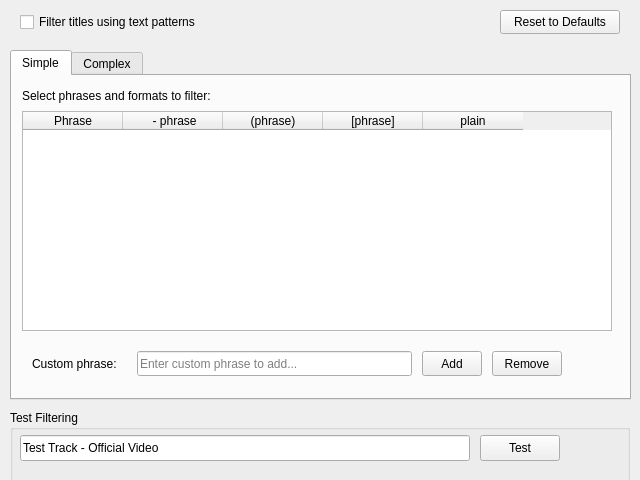
This is nowplaying/resources/ui/filter.ui in whatsnowplaying/whats-now-playing as Qt 5 draws it before an edit. The edited form follows.
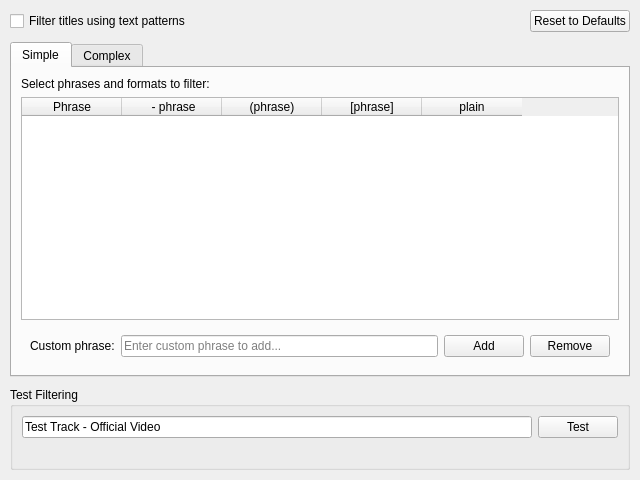
This is the edited form.

```diff
--- a/nowplaying/resources/ui/filter.ui
+++ b/nowplaying/resources/ui/filter.ui
@@ -13,28 +13,37 @@
   <property name="windowTitle">
    <string>Filter</string>
   </property>
+  <layout class="QVBoxLayout" name="main_layout">
+   <property name="margin">
+    <number>10</number>
+   </property>
+   <property name="spacing">
+    <number>10</number>
+   </property>
+   <item>
+    <layout class="QHBoxLayout" name="top_layout">
+     <item>
   <widget class="QCheckBox" name="stripextras_checkbox">
-   <property name="geometry">
-    <rect>
-     <x>20</x>
-     <y>10</y>
-     <width>271</width>
-     <height>24</height>
-    </rect>
-   </property>
    <property name="text">
     <string>Filter titles using text patterns</string>
    </property>
   </widget>
+     </item>
+     <item>
+      <spacer>
+       <property name="orientation">
+        <enum>Qt::Horizontal</enum>
+       </property>
+       <property name="sizeHint" stdset="0">
+        <size>
+         <width>40</width>
+         <height>20</height>
+        </size>
+       </property>
+      </spacer>
+     </item>
+     <item>
   <widget class="QPushButton" name="reset_to_defaults_button">
-   <property name="geometry">
-    <rect>
-     <x>500</x>
-     <y>10</y>
-     <width>120</width>
-     <height>24</height>
-    </rect>
-   </property>
    <property name="text">
     <string>Reset to Defaults</string>
    </property>
@@ -42,15 +51,11 @@
     <string>Reset all filter settings (simple and complex) to defaults</string>
    </property>
   </widget>
+     </item>
+    </layout>
+   </item>
+   <item>
   <widget class="QTabWidget" name="filter_tabs">
-   <property name="geometry">
-    <rect>
-     <x>10</x>
-     <y>50</y>
-     <width>621</width>
-     <height>350</height>
-    </rect>
-   </property>
    <property name="currentIndex">
     <number>0</number>
    </property>
@@ -58,14 +63,21 @@
     <attribute name="title">
      <string>Simple</string>
     </attribute>
+      <layout class="QVBoxLayout" name="simple_tab_layout">
+       <item>
+        <widget class="QLabel" name="phrases_label">
+         <property name="text">
+          <string>Select phrases and formats to filter:</string>
+         </property>
+        </widget>
+       </item>
+       <item>
     <widget class="QTableWidget" name="phrases_table">
-     <property name="geometry">
-      <rect>
-       <x>10</x>
-       <y>35</y>
-       <width>590</width>
-       <height>220</height>
-      </rect>
+         <property name="sizePolicy">
+          <sizepolicy hsizetype="Expanding" vsizetype="Expanding">
+           <horstretch>0</horstretch>
+           <verstretch>1</verstretch>
+          </sizepolicy>
      </property>
      <property name="alternatingRowColors">
       <bool>true</bool>
@@ -102,111 +114,85 @@
       </property>
      </column>
     </widget>
-    <widget class="QLabel" name="phrases_label">
-     <property name="geometry">
-      <rect>
-       <x>10</x>
-       <y>10</y>
-       <width>400</width>
-       <height>20</height>
-      </rect>
-     </property>
-     <property name="text">
-      <string>Select phrases and formats to filter:</string>
-     </property>
-    </widget>
+       </item>
+       <item>
     <widget class="QWidget" name="custom_phrase_widget" native="true">
-     <property name="geometry">
-      <rect>
-       <x>10</x>
-       <y>270</y>
-       <width>590</width>
-       <height>35</height>
-      </rect>
-     </property>
+         <layout class="QHBoxLayout" name="custom_phrase_layout">
+          <item>
+           <widget class="QLabel" name="custom_phrase_label">
+            <property name="text">
+             <string>Custom phrase:</string>
+            </property>
+            <property name="alignment">
+             <set>Qt::AlignLeading|Qt::AlignLeft|Qt::AlignVCenter</set>
+            </property>
+           </widget>
+          </item>
+          <item>
      <widget class="QLineEdit" name="custom_phrase_input">
-      <property name="geometry">
-       <rect>
-        <x>115</x>
-        <y>5</y>
-        <width>275</width>
-        <height>25</height>
-       </rect>
-      </property>
       <property name="placeholderText">
        <string>Enter custom phrase to add...</string>
       </property>
      </widget>
+          </item>
+          <item>
      <widget class="QPushButton" name="add_custom_phrase_button">
-      <property name="geometry">
-       <rect>
-        <x>400</x>
-        <y>5</y>
-        <width>60</width>
-        <height>25</height>
-       </rect>
-      </property>
       <property name="text">
        <string>Add</string>
       </property>
      </widget>
+          </item>
+          <item>
      <widget class="QPushButton" name="remove_custom_phrase_button">
-      <property name="geometry">
-       <rect>
-        <x>470</x>
-        <y>5</y>
-        <width>70</width>
-        <height>25</height>
-       </rect>
-      </property>
       <property name="text">
        <string>Remove</string>
       </property>
      </widget>
-     <widget class="QLabel" name="custom_phrase_label">
-      <property name="geometry">
-       <rect>
-        <x>10</x>
-        <y>5</y>
-        <width>100</width>
-        <height>25</height>
-       </rect>
-      </property>
-      <property name="text">
-       <string>Custom phrase:</string>
-      </property>
-      <property name="alignment">
-       <set>Qt::AlignLeading|Qt::AlignLeft|Qt::AlignVCenter</set>
-      </property>
-     </widget>
-    </widget>
+          </item>
+         </layout>
+        </widget>
+       </item>
+      </layout>
    </widget>
    <widget class="QWidget" name="complex_tab">
     <attribute name="title">
      <string>Complex</string>
     </attribute>
+      <layout class="QVBoxLayout" name="complex_tab_layout">
+       <item>
+        <widget class="QTextBrowser" name="doclink">
+         <property name="sizePolicy">
+          <sizepolicy hsizetype="Expanding" vsizetype="Preferred">
+           <horstretch>0</horstretch>
+           <verstretch>0</verstretch>
+          </sizepolicy>
+         </property>
+         <property name="html">
+          <string>&lt;!DOCTYPE HTML PUBLIC &quot;-//W3C//DTD HTML 4.0//EN&quot; &quot;http://www.w3.org/TR/REC-html40/strict.dtd&quot;&gt;
+&lt;html&gt;&lt;head&gt;&lt;meta name=&quot;qrichtext&quot; content=&quot;1&quot; /&gt;&lt;style type=&quot;text/css&quot;&gt;
+p, li { white-space: pre-wrap; }
+&lt;/style&gt;&lt;/head&gt;&lt;body&gt;
+&lt;p style=&quot;margin-top:0px; margin-bottom:0px; margin-left:0px; margin-right:0px; -qt-block-indent:0; text-indent:0px&quot;&gt;See the &lt;a href=&quot;https://docs.python.org/3/howto/regex.html&quot;&gt;&lt;span style=&quot;text-decoration: underline; color: #0000ff&quot;&gt;Python Regular Expression &lt;/span&gt;&lt;/a&gt;documentation for syntax&lt;/p&gt;&lt;/body&gt;&lt;/html&gt;</string>
+         </property>
+         <property name="openExternalLinks">
+          <bool>true</bool>
+         </property>
+        </widget>
+       </item>
+       <item>
     <widget class="QListWidget" name="regex_list">
-     <property name="geometry">
-      <rect>
-       <x>10</x>
-       <y>70</y>
-       <width>590</width>
-       <height>181</height>
-      </rect>
+         <property name="sizePolicy">
+          <sizepolicy hsizetype="Expanding" vsizetype="Expanding">
+           <horstretch>0</horstretch>
+           <verstretch>1</verstretch>
+          </sizepolicy>
      </property>
      <property name="dragDropMode">
       <enum>QAbstractItemView::InternalMove</enum>
      </property>
     </widget>
-    <widget class="QWidget" name="complex_buttons_widget">
-     <property name="geometry">
-      <rect>
-       <x>10</x>
-       <y>265</y>
-       <width>590</width>
-       <height>31</height>
-      </rect>
-     </property>
+       </item>
+       <item>
      <layout class="QHBoxLayout" name="complex_buttons_layout">
       <item>
        <widget class="QPushButton" name="add_button">
@@ -233,76 +219,37 @@
        </widget>
       </item>
      </layout>
-    </widget>
-    <widget class="QTextBrowser" name="doclink">
-     <property name="geometry">
-      <rect>
-       <x>10</x>
-       <y>10</y>
-       <width>590</width>
-       <height>51</height>
-      </rect>
-     </property>
-     <property name="html">
-      <string>&lt;!DOCTYPE HTML PUBLIC &quot;-//W3C//DTD HTML 4.0//EN&quot; &quot;http://www.w3.org/TR/REC-html40/strict.dtd&quot;&gt;
-&lt;html&gt;&lt;head&gt;&lt;meta name=&quot;qrichtext&quot; content=&quot;1&quot; /&gt;&lt;style type=&quot;text/css&quot;&gt;
-p, li { white-space: pre-wrap; }
-&lt;/style&gt;&lt;/head&gt;&lt;body&gt;
-&lt;p style=&quot;margin-top:0px; margin-bottom:0px; margin-left:0px; margin-right:0px; -qt-block-indent:0; text-indent:0px&quot;&gt;See the &lt;a href=&quot;https://docs.python.org/3/howto/regex.html&quot;&gt;&lt;span style=&quot;text-decoration: underline; color: #0000ff&quot;&gt;Python Regular Expression &lt;/span&gt;&lt;/a&gt;documentation for syntax&lt;/p&gt;&lt;/body&gt;&lt;/html&gt;</string>
-     </property>
-     <property name="openExternalLinks">
-      <bool>true</bool>
-     </property>
+       </item>
+      </layout>
+     </widget>
     </widget>
-   </widget>
-  </widget>
+   </item>
+   <item>
   <widget class="QGroupBox" name="test_section_group">
-   <property name="geometry">
-    <rect>
-     <x>10</x>
-     <y>410</y>
-     <width>620</width>
-     <height>80</height>
-    </rect>
-   </property>
    <property name="title">
     <string>Test Filtering</string>
    </property>
+     <layout class="QVBoxLayout" name="test_group_layout">
+      <item>
+       <layout class="QHBoxLayout" name="test_input_layout">
+        <item>
    <widget class="QLineEdit" name="test_lineedit">
-    <property name="geometry">
-     <rect>
-      <x>10</x>
-      <y>25</y>
-      <width>450</width>
-      <height>26</height>
-     </rect>
-    </property>
     <property name="text">
      <string>Test Track - Official Video</string>
     </property>
    </widget>
+        </item>
+        <item>
    <widget class="QPushButton" name="test_button">
-    <property name="geometry">
-     <rect>
-      <x>470</x>
-      <y>25</y>
-      <width>80</width>
-      <height>26</height>
-     </rect>
-    </property>
     <property name="text">
      <string>Test</string>
     </property>
    </widget>
+        </item>
+       </layout>
+      </item>
+      <item>
    <widget class="QLabel" name="test_result_label">
-    <property name="geometry">
-     <rect>
-      <x>10</x>
-      <y>55</y>
-      <width>600</width>
-      <height>15</height>
-     </rect>
-    </property>
     <property name="text">
      <string/>
     </property>
@@ -310,10 +257,11 @@
      <enum>Qt::PlainText</enum>
     </property>
    </widget>
-  </widget>
-  <zorder>test_section_group</zorder>
-  <zorder>stripextras_checkbox</zorder>
-  <zorder>filter_tabs</zorder>
+      </item>
+     </layout>
+    </widget>
+   </item>
+  </layout>
  </widget>
  <resources/>
  <connections>
```
Left out of the diff: 10 changed lines with no effect on the pictures. Lines whose indentation alone changed are shown as unchanged.
